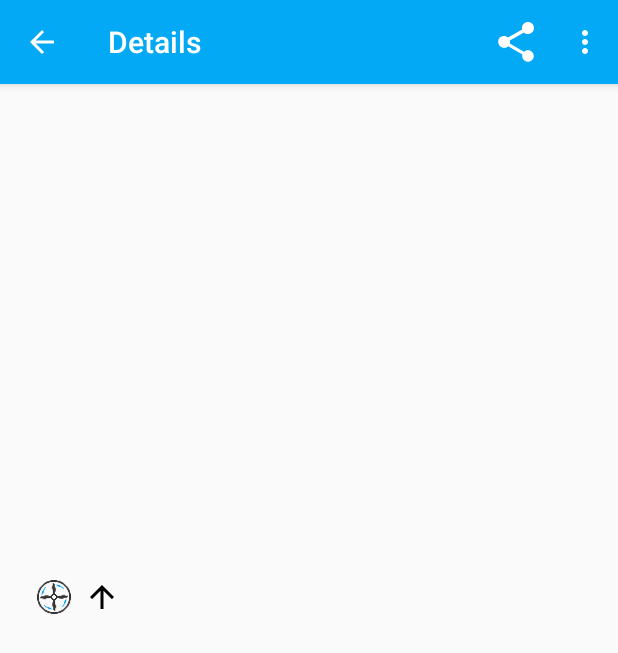
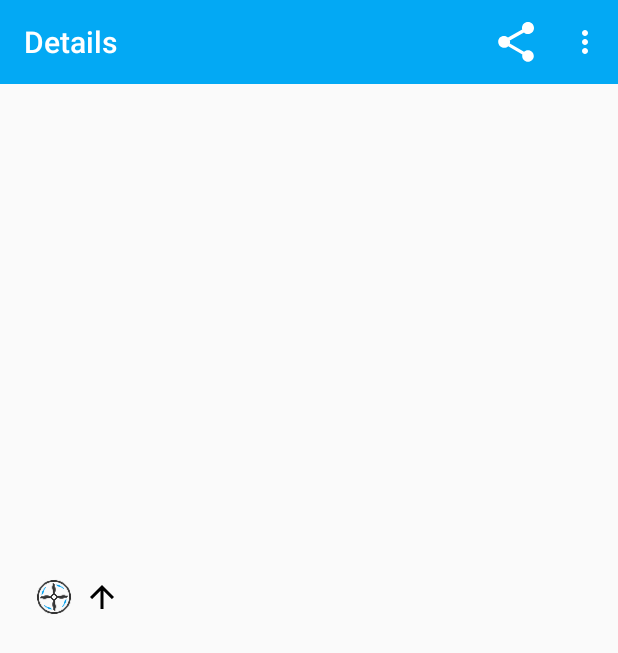
Before and after one commit to navenduagarwal/sunshine, an Android app: the DetailActivity screen opened directly, with no data from a screen before it, on a phone screen of 412 x 824 dp. Shown: the top 653 px of the screen. Run offline under Robolectric (Android 15) with nearby library versions, the phone set to English and light mode, and no system bars; pictures from the network do not load; 1 statement that could not run was skipped.

Commit message:
added toolbars

```diff
--- a/app/src/main/AndroidManifest.xml
+++ b/app/src/main/AndroidManifest.xml
@@ -19,8 +19,7 @@
         android:theme="@style/AppTheme">
         <activity
             android:name=".MainActivity"
-            android:label="@string/app_name"
-            android:theme="@style/ForecastTheme">
+            android:label="@string/app_name">
             <intent-filter>
                 <action android:name="android.intent.action.MAIN" />
                 <category android:name="android.intent.category.LAUNCHER" />
--- a/app/src/main/java/com/example/android/sunshine/app/DetailActivity.java
+++ b/app/src/main/java/com/example/android/sunshine/app/DetailActivity.java
@@ -3,6 +3,7 @@ package com.example.android.sunshine.app;
 import android.content.Intent;
 import android.os.Bundle;
 import android.support.v7.app.AppCompatActivity;
+import android.support.v7.widget.Toolbar;
 import android.view.Menu;
 import android.view.MenuItem;
 
@@ -13,6 +14,11 @@ public class DetailActivity extends AppCompatActivity {
     protected void onCreate(Bundle savedInstanceState) {
         super.onCreate(savedInstanceState);
         setContentView(R.layout.activity_detail);
+
+        Toolbar toolbar = (Toolbar) findViewById(R.id.toolbar);
+        setSupportActionBar(toolbar);
+        getSupportActionBar().setDisplayShowTitleEnabled(true);
+
         // Add this line in order for this fragment to handle menu events.
         if (savedInstanceState == null) {
 
--- a/app/src/main/java/com/example/android/sunshine/app/MainActivity.java
+++ b/app/src/main/java/com/example/android/sunshine/app/MainActivity.java
@@ -4,6 +4,7 @@ import android.content.Intent;
 import android.net.Uri;
 import android.os.Bundle;
 import android.support.v7.app.AppCompatActivity;
+import android.support.v7.widget.Toolbar;
 import android.view.Menu;
 import android.view.MenuItem;
 
@@ -21,6 +22,11 @@ public class MainActivity extends AppCompatActivity implements ForecastFragment.
         super.onCreate(savedInstanceState);
         mLocation = Utility.getPreferredLocation(this);
         setContentView(R.layout.activity_main);
+
+        Toolbar toolbar = (Toolbar) findViewById(R.id.toolbar);
+        setSupportActionBar(toolbar);
+        getSupportActionBar().setDisplayShowTitleEnabled(false);
+
         if (findViewById(R.id.weather_detail_container) != null) {
             //The detail container view will be present only in large screen layout
             //(res/layout-sw600dp. If this view is present, then the activity pane should be two pane
--- a/app/src/main/java/com/example/android/sunshine/app/sync/SunshineSyncAdapter.java
+++ b/app/src/main/java/com/example/android/sunshine/app/sync/SunshineSyncAdapter.java
@@ -524,6 +524,7 @@ public class SunshineSyncAdapter extends AbstractThreadedSyncAdapter {
 
                     // based on sample simple notification in developer notes
                     NotificationCompat.Builder mBuilder = new NotificationCompat.Builder(getContext())
+                            .setColor(resources.getColor(R.color.primary_light))
                             .setSmallIcon(iconId)
                             .setContentTitle(title)
                             .setContentText(contentText);
--- a/app/src/main/res/layout/activity_detail.xml
+++ b/app/src/main/res/layout/activity_detail.xml
@@ -1,7 +1,19 @@
-<FrameLayout xmlns:android="http://schemas.android.com/apk/res/android"
+<LinearLayout xmlns:android="http://schemas.android.com/apk/res/android"
     xmlns:tools="http://schemas.android.com/tools"
-    android:id="@+id/weather_detail_container"
     android:layout_width="match_parent"
-    android:layout_height="match_parent"
-    tools:context="com.example.android.sunshine.app.DetailActivity"
-    tools:ignore="MergeRootFrame" />
+    android:layout_height="wrap_content"
+    android:orientation="vertical">
+
+    <android.support.v7.widget.Toolbar
+        android:id="@+id/toolbar"
+        android:layout_width="match_parent"
+        android:layout_height="?attr/actionBarSize"
+        android:theme="@style/ThemeOverlay.AppCompat.Dark.ActionBar" />
+
+    <FrameLayout
+        android:id="@+id/weather_detail_container"
+        android:layout_width="match_parent"
+        android:layout_height="match_parent"
+        tools:context="com.example.android.sunshine.app.DetailActivity"
+        tools:ignore="MergeRootFrame" />
+</LinearLayout>
--- a/app/src/main/res/values/styles.xml
+++ b/app/src/main/res/values/styles.xml
@@ -1,26 +1,15 @@
 <resources>
 
     <!-- Base application theme. -->
-    <style name="AppTheme" parent="@style/Theme.AppCompat.Light.DarkActionBar">
+    <style name="AppTheme" parent="@style/Theme.AppCompat.Light.NoActionBar">
         <item name="colorPrimary">@color/primary</item>
         <item name="colorPrimaryDark">@color/primary_dark</item>
         <item name="colorAccent">@color/accent</item>
         <item name="toolbarStyle">@style/Toolbar</item>
     </style>
 
-    <!-- Main Activity Theme -->
-    <style name="ForecastTheme" parent="AppTheme">
-        <item name="actionBarStyle">@style/ActionBar.Solid.Sunshine.NoTitle</item>
-    </style>
-
     <!-- Settings activity theme. -->
-    <style name="SettingsTheme" parent="AppTheme"></style>
-
-    <!-- main activity action bar styles -->
-    <style name="ActionBar.Solid.Sunshine.NoTitle" parent="@style/Widget.AppCompat.Light.ActionBar.Solid.Inverse">
-        <item name="displayOptions">useLogo|showHome</item>
-        <item name="logo">@drawable/ic_logo</item>
-    </style>
+    <style name="SettingsTheme" parent="AppTheme" />
 
     <!-- Style for forecast listview -->
     <style name="ForecastListStyle">
```
Also changed, not shown: app/src/main/res/layout-sw600dp/activity_main.xml (+19 -0 lines), app/src/main/res/layout/activity_main.xml (+25 -6 lines).
